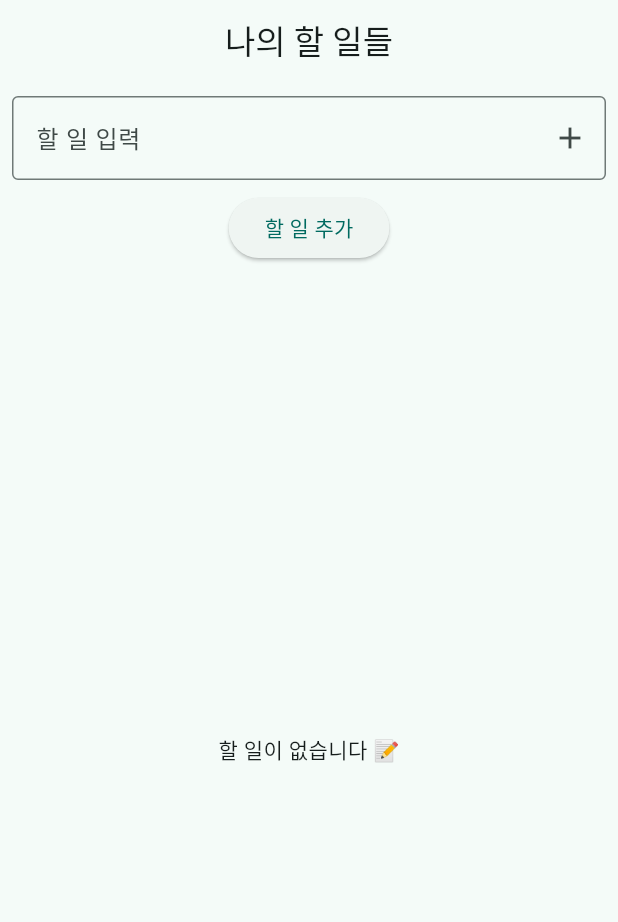
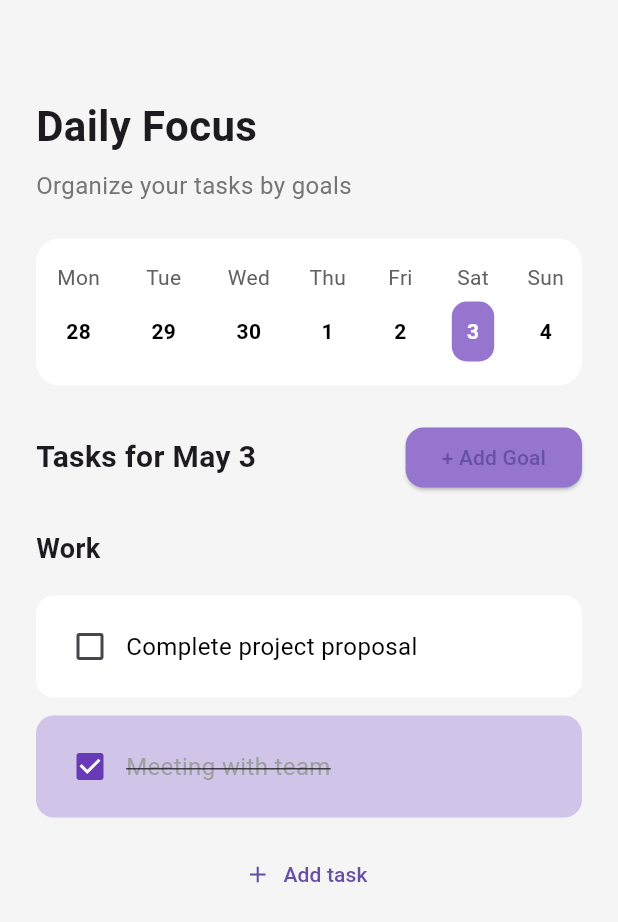
Before and after one commit to riverKangg/app-todo, a Flutter app: the screen it shows after launch, on a phone screen of 412 x 824 dp. Shown: the top 922 px of the screen. Run offline on Flutter 3.47's test engine with Material 3 defaults, Android fonts, the phone set to English and light mode, and no system bars; our stand-ins replace hive; accounts and stored records are empty; Roboto replaces fonts that are missing (Arial).

Commit message:
revise main page

```diff
--- a/todo/lib/main.dart
+++ b/todo/lib/main.dart
@@ -1,32 +1,194 @@
 import 'package:flutter/material.dart';
-import 'package:hive_flutter/hive_flutter.dart';
-import 'models/todo.dart';
-import 'screens/home_screen.dart';
 
-void main() async {
-  WidgetsFlutterBinding.ensureInitialized();
-  await Hive.initFlutter();
-  Hive.registerAdapter(TodoAdapter()); // 👈 요거 중요
-  await Hive.openBox<Todo>('todos');
+void main() => runApp(DailyFocusApp());
 
-  runApp(const TodoApp());
+class DailyFocusApp extends StatelessWidget {
+  @override
+  Widget build(BuildContext context) {
+    return MaterialApp(
+      title: 'Daily Focus',
+      theme: ThemeData(
+        primarySwatch: Colors.deepPurple,
+        fontFamily: 'Arial',
+      ),
+      home: DailyFocusPage(),
+    );
+  }
 }
 
-class TodoApp extends StatelessWidget {
-  const TodoApp({super.key});
+class DailyFocusPage extends StatefulWidget {
+  @override
+  _DailyFocusPageState createState() => _DailyFocusPageState();
+}
+
+class _DailyFocusPageState extends State<DailyFocusPage> {
+  bool meetingCompleted = true;
+  bool projectCompleted = false;
 
   @override
   Widget build(BuildContext context) {
-    return MaterialApp(
-      title: '할 일 앱',
-      theme: ThemeData(
-        colorScheme: ColorScheme.fromSeed(seedColor: Colors.teal),
-        useMaterial3: true,
+    return Scaffold(
+      backgroundColor: Colors.grey[100],
+      body: Padding(
+        padding: const EdgeInsets.all(24.0),
+        child: ListView(
+          children: [
+            const SizedBox(height: 40),
+            Text(
+              'Daily Focus',
+              style: TextStyle(fontSize: 28, fontWeight: FontWeight.bold),
+            ),
+            const SizedBox(height: 8),
+            Text(
+              'Organize your tasks by goals',
+              style: TextStyle(fontSize: 16, color: Colors.grey[600]),
+            ),
+            const SizedBox(height: 24),
+            CalendarSection(),
+            const SizedBox(height: 24),
+            Row(
+              mainAxisAlignment: MainAxisAlignment.spaceBetween,
+              children: [
+                Text(
+                  'Tasks for May 3',
+                  style: TextStyle(fontSize: 20, fontWeight: FontWeight.bold),
+                ),
+                ElevatedButton(
+                  style: ElevatedButton.styleFrom(
+                    backgroundColor: Colors.deepPurple[300],
+                    shape: RoundedRectangleBorder(
+                      borderRadius: BorderRadius.circular(12),
+                    ),
+                  ),
+                  onPressed: () {},
+                  child: Text('+ Add Goal'),
+                ),
+              ],
+            ),
+            const SizedBox(height: 24),
+            Text(
+              'Work',
+              style: TextStyle(fontSize: 18, fontWeight: FontWeight.w600),
+            ),
+            const SizedBox(height: 12),
+            TaskItem(
+              title: 'Complete project proposal',
+              isDone: projectCompleted,
+              onChanged: (val) {
+                setState(() {
+                  projectCompleted = val!;
+                });
+              },
+            ),
+            TaskItem(
+              title: 'Meeting with team',
+              isDone: meetingCompleted,
+              onChanged: (val) {
+                setState(() {
+                  meetingCompleted = val!;
+                });
+              },
+            ),
+            const SizedBox(height: 8),
+            TextButton.icon(
+              onPressed: () {},
+              icon: Icon(Icons.add),
+              label: Text('Add task'),
+            ),
+          ],
+        ),
       ),
-      darkTheme: ThemeData.dark(),
-      themeMode: ThemeMode.system,
-      home: const HomeScreen(),
-      debugShowCheckedModeBanner: false,
     );
   }
 }
+
+class TaskItem extends StatelessWidget {
+  final String title;
+  final bool isDone;
+  final Function(bool?)? onChanged;
+
+  const TaskItem({
+    required this.title,
+    required this.isDone,
+    this.onChanged,
+  });
+
+  @override
+  Widget build(BuildContext context) {
+    return Container(
+      margin: const EdgeInsets.symmetric(vertical: 6),
+      padding: const EdgeInsets.symmetric(horizontal: 12, vertical: 10),
+      decoration: BoxDecoration(
+        color: isDone ? Colors.deepPurple[100] : Colors.white,
+        borderRadius: BorderRadius.circular(12),
+      ),
+      child: Row(
+        children: [
+          Checkbox(
+            value: isDone,
+            onChanged: onChanged,
+            activeColor: Colors.deepPurple,
+          ),
+          Expanded(
+            child: Text(
+              title,
+              style: TextStyle(
+                decoration:
+                    isDone ? TextDecoration.lineThrough : TextDecoration.none,
+                color: isDone ? Colors.grey : Colors.black,
+                fontSize: 16,
+              ),
+            ),
+          ),
+        ],
+      ),
+    );
+  }
+}
+
+class CalendarSection extends StatelessWidget {
+  final List<String> week = ['Mon', 'Tue', 'Wed', 'Thu', 'Fri', 'Sat', 'Sun'];
+  final List<int> days = [28, 29, 30, 1, 2, 3, 4];
+
+  @override
+  Widget build(BuildContext context) {
+    return Container(
+      padding: const EdgeInsets.symmetric(vertical: 16),
+      decoration: BoxDecoration(
+        color: Colors.white,
+        borderRadius: BorderRadius.circular(16),
+      ),
+      child: Row(
+        mainAxisAlignment: MainAxisAlignment.spaceAround,
+        children: List.generate(7, (index) {
+          bool isToday = days[index] == 3; // current day
+          return Column(
+            children: [
+              Text(
+                week[index],
+                style: TextStyle(
+                  color: Colors.grey[700],
+                ),
+              ),
+              const SizedBox(height: 6),
+              Container(
+                padding: const EdgeInsets.all(10),
+                decoration: BoxDecoration(
+                  color: isToday ? Colors.deepPurple[300] : Colors.transparent,
+                  borderRadius: BorderRadius.circular(10),
+                ),
+                child: Text(
+                  '${days[index]}',
+                  style: TextStyle(
+                    color: isToday ? Colors.white : Colors.black,
+                    fontWeight: FontWeight.bold,
+                  ),
+                ),
+              ),
+            ],
+          );
+        }),
+      ),
+    );
+  }
+}
```
